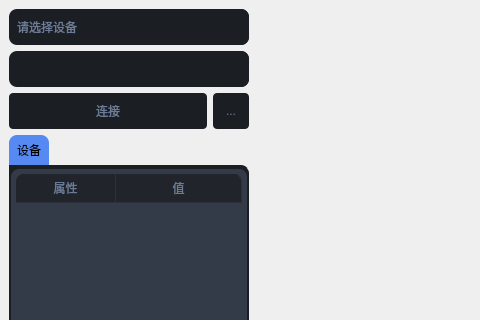
This is src/perfcat/pages/profiler/ui_profiler.ui in kaluluosi/PerformanceCatcher as Qt 5 draws it before an edit; both pictures show x 0 to 480 and y 0 to 320 of the 1113 by 795 pixel window. The edited form follows.
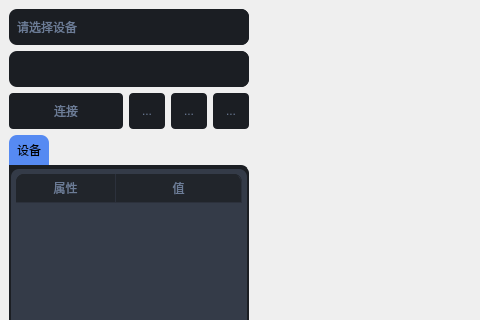
This is the edited form. Icons and pictures are not drawn.

Patch:
```diff
--- a/src/perfcat/pages/profiler/ui_profiler.ui
+++ b/src/perfcat/pages/profiler/ui_profiler.ui
@@ -760,6 +760,32 @@
                 </property>
                </widget>
               </item>
+                                                        <item>
+                                                            <widget class="QToolButton" name="toolButton_2">
+                                                                <property name="maximumSize">
+                                                                    <size>
+                                                                        <width>36</width>
+                                                                        <height>36</height>
+                                                                    </size>
+                                                                </property>
+                                                                <property name="text">
+                                                                    <string>...</string>
+                                                                </property>
+                                                            </widget>
+                                                        </item>
+                                                        <item>
+                                                            <widget class="QToolButton" name="toolButton">
+                                                                <property name="maximumSize">
+                                                                    <size>
+                                                                        <width>36</width>
+                                                                        <height>36</height>
+                                                                    </size>
+                                                                </property>
+                                                                <property name="text">
+                                                                    <string>...</string>
+                                                                </property>
+                                                            </widget>
+                                                        </item>
               <item>
                <widget class="QToolButton" name="btn_record">
                 <property name="maximumSize">
```
Left out of the diff: 52 changed lines with no effect on the pictures. Lines whose indentation alone changed are shown as unchanged.
